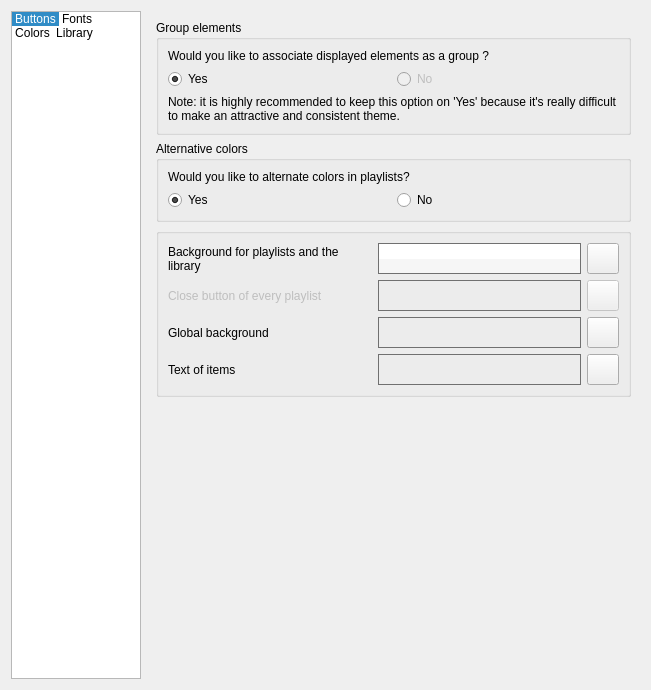
Above: code/src/customizetheme.ui from MBach/Miam-Player before the change. Below: the same form after it.
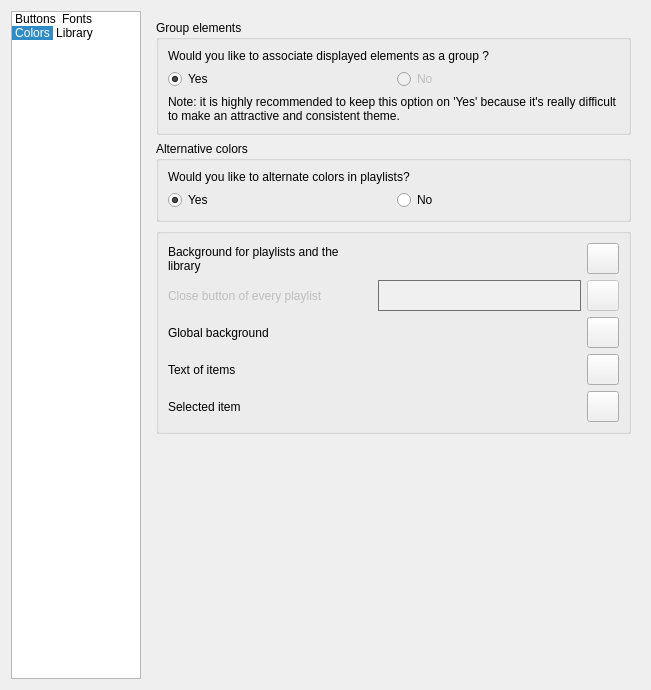
That is the form after the change. The open tabs and pages were chosen to show the change. Icons and pictures are not drawn. Custom widgets are drawn as their Qt base class.

Commit message: Customizing colors at runtime.

Diff of the .ui file:
```diff
--- a/code/src/customizetheme.ui
+++ b/code/src/customizetheme.ui
@@ -44,7 +44,7 @@
       <enum>QListView::IconMode</enum>
      </property>
      <property name="currentRow">
-      <number>0</number>
+      <number>2</number>
      </property>
      <item>
       <property name="text">
@@ -1091,7 +1091,7 @@
              </size>
             </property>
             <property name="styleSheet">
-             <string notr="true">QWidget{border: 1px solid #707070}</string>
+             <string notr="true">Reflector { border: 1px solid #707070; background-color: #000000; }</string>
             </property>
            </widget>
           </item>
@@ -1104,7 +1104,36 @@
              </size>
             </property>
             <property name="styleSheet">
-             <string notr="true">QWidget{border: 1px solid #707070}</string>
+             <string notr="true">Reflector { border: 1px solid #707070; background-color: #f0f0f0; }</string>
+            </property>
+           </widget>
+          </item>
+          <item row="2" column="1">
+           <widget class="QWidget" name="closeButtonColorWidget" native="true">
+            <property name="enabled">
+             <bool>false</bool>
+            </property>
+            <property name="minimumSize">
+             <size>
+              <width>0</width>
+              <height>30</height>
+             </size>
+            </property>
+            <property name="styleSheet">
+             <string notr="true">QWidget { border: 1px solid #707070; background-color: #f0f0f0; }</string>
+            </property>
+           </widget>
+          </item>
+          <item row="1" column="1">
+           <widget class="Reflector" name="bgPrimaryColorWidget" native="true">
+            <property name="minimumSize">
+             <size>
+              <width>0</width>
+              <height>14</height>
+             </size>
+            </property>
+            <property name="styleSheet">
+             <string notr="true">Reflector { border: 1px solid #707070; background-color: #f0f0f0; }</string>
             </property>
            </widget>
           </item>
@@ -1149,39 +1178,6 @@
             </property>
            </widget>
           </item>
-          <item row="1" column="1">
-           <layout class="QVBoxLayout" name="verticalLayout_11">
-            <property name="spacing">
-             <number>0</number>
-            </property>
-            <item>
-             <widget class="Reflector" name="bgPrimaryColorWidget" native="true">
-              <property name="minimumSize">
-               <size>
-                <width>0</width>
-                <height>14</height>
-               </size>
-              </property>
-              <property name="styleSheet">
-               <string notr="true">QWidget{border: 1px solid #707070; border-bottom: 0px; background-color: #FFFFFF}</string>
-              </property>
-             </widget>
-            </item>
-            <item>
-             <widget class="QWidget" name="bgAlternateColorWidget" native="true">
-              <property name="minimumSize">
-               <size>
-                <width>0</width>
-                <height>14</height>
-               </size>
-              </property>
-              <property name="styleSheet">
-               <string notr="true">QWidget{border: 1px solid #707070; border-top: 0px; background-color: #F6F6F6}</string>
-              </property>
-             </widget>
-            </item>
-           </layout>
-          </item>
           <item row="4" column="0">
            <widget class="QLabel" name="labelItems">
             <property name="text">
@@ -1263,6 +1259,43 @@
             </property>
            </widget>
           </item>
+          <item row="5" column="0">
+           <widget class="QLabel" name="labelSelectedItem">
+            <property name="text">
+             <string>Selected item</string>
+            </property>
+           </widget>
+          </item>
+          <item row="5" column="1">
+           <widget class="Reflector" name="selectedItemColorWidget" native="true">
+            <property name="minimumSize">
+             <size>
+              <width>0</width>
+              <height>30</height>
+             </size>
+            </property>
+            <property name="styleSheet">
+             <string notr="true">Reflector { border: 1px solid #707070; background-color: #d6eefb; }</string>
+            </property>
+           </widget>
+          </item>
+          <item row="5" column="2">
+           <widget class="QToolButton" name="selectedItemColorToolButton">
+            <property name="text">
+             <string/>
+            </property>
+            <property name="icon">
+             <iconset resource="mmmmp.qrc">
+              <normaloff>:/config/palette</normaloff>:/config/palette</iconset>
+            </property>
+            <property name="iconSize">
+             <size>
+              <width>24</width>
+              <height>24</height>
+             </size>
+            </property>
+           </widget>
+          </item>
          </layout>
         </widget>
        </item>
```
Left out of the diff: 15 changed lines with no effect on the pictures. The commit also changes 22 other files.
